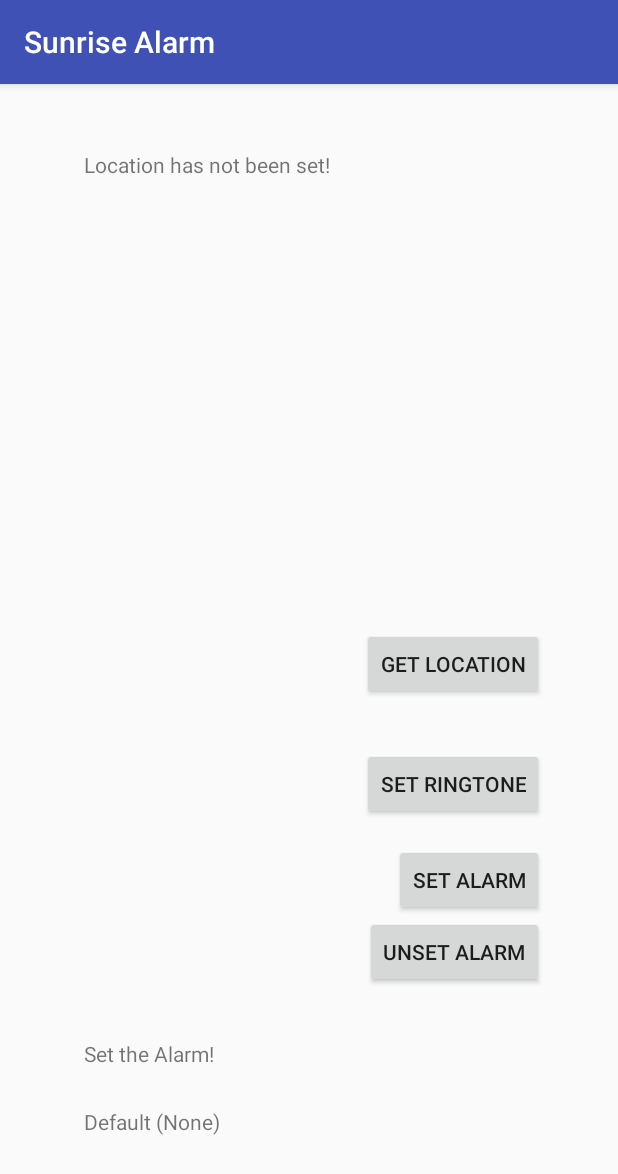
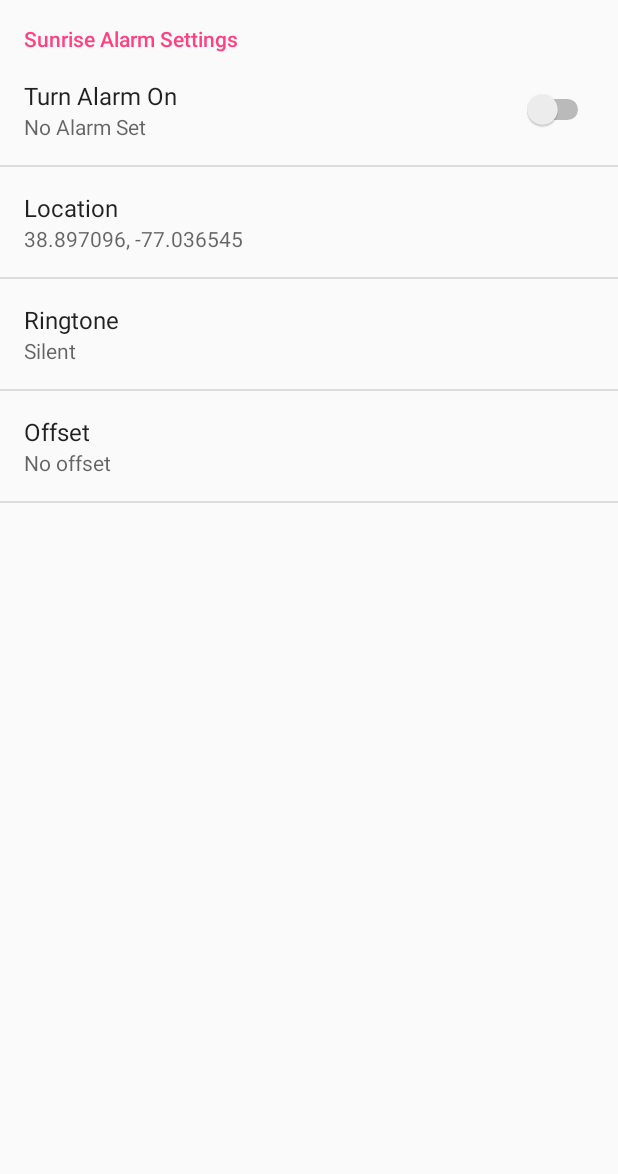
Before and after one commit to stephenwashington/sunrisealarm, an Android app: the screen it shows after launch (MainActivity), on a phone screen of 412 x 824 dp. Shown: the top 1174 px of the screen. Run offline under Robolectric (Android 15) with nearby library versions, the phone set to English and light mode, and no system bars.

Commit message:
Changed UI to PreferenceActivity-based, re-added most actions from old UI

```diff
--- a/app/src/main/java/com/minervaheavyindustries/sunrisealarm/MainActivity.java
+++ b/app/src/main/java/com/minervaheavyindustries/sunrisealarm/MainActivity.java
@@ -1,201 +1,170 @@
 package com.minervaheavyindustries.sunrisealarm;
 
-import android.Manifest;
 import android.app.AlarmManager;
 import android.app.PendingIntent;
-import android.content.Context;
 import android.content.Intent;
-import android.content.pm.PackageManager;
-import android.location.Location;
+import android.content.SharedPreferences;
 import android.media.Ringtone;
 import android.media.RingtoneManager;
 import android.net.Uri;
-import android.support.annotation.NonNull;
-import android.support.v4.app.ActivityCompat;
-import android.support.v7.app.AppCompatActivity;
 import android.os.Bundle;
+import android.preference.PreferenceActivity;
+import android.preference.PreferenceFragment;
+import android.preference.PreferenceManager;
+import android.preference.RingtonePreference;
+import android.preference.SwitchPreference;
 import android.util.Log;
-import android.view.View;
-import android.widget.Button;
-import android.widget.TextView;
 
 import java.util.Calendar;
-import android.support.design.widget.Snackbar;
 
-public class MainActivity extends AppCompatActivity {
+/*TODO:
+- Add parser for manual location input, show toast if error isn't right format (lat.DD, long.DD)
+- Fix bug where editing text, then hitting okay doesn't actually save the edits
+- Fix bug where getting location for non-UTC timezones skips ahead two weeks
+- Add toasts for all preferences to increase user's awareness of what's happening
+*/
+public class MainActivity extends PreferenceActivity {
 
-    AlarmManager alarmManager;
-    TextView alarmStatus;
-    TextView ringtoneText;
-    TextView locationText;
-    Context context;
-    Intent intent;
-    PendingIntent pendingIntent;
-    Location location;
-    private View mLayout;
-
-    private static final int COARSE_LOCATION = 0;
-    private static final int FINE_LOCATION = 1;
+    private static Intent intent;
+    private static AlarmManager alarmManager;
+    private static PendingIntent pendingIntent;
 
     @Override
-    protected void onCreate(Bundle savedInstanceState) {
+    protected void onCreate(Bundle savedInstanceState){
         super.onCreate(savedInstanceState);
-        setContentView(R.layout.activity_main);
-        this.context = this;
+        getFragmentManager().beginTransaction().replace(android.R.id.content, new PrefsFragment()).commit();
+        intent = new Intent(this, AlarmReceiver.class);
+        alarmManager = (AlarmManager)getSystemService(ALARM_SERVICE);
 
-        intent = new Intent(this.context, AlarmReceiver.class);
-        alarmManager = (AlarmManager)getSystemService(ALARM_SERVICE);
-        alarmStatus = (TextView)findViewById(R.id.alarm_status);
-        ringtoneText = (TextView)findViewById(R.id.ringtone_setting);
-        locationText = (TextView)findViewById(R.id.location_text);
-        location = LocationUtilities.getLocation(context);
-        if (location != null){
-            setLocationText(String.valueOf(location.getLatitude()) + ", " + String.valueOf(location.getLongitude()));
-        } else {
-            Log.d("MainActivity", "Location is null!");
     }
 
-        Uri uri = RingtoneManager.getDefaultUri(RingtoneManager.TYPE_ALARM);
-        Ringtone r = RingtoneManager.getRingtone(getApplicationContext(), uri);
-        intent.putExtra("ringtone", uri.toString());
-        setRingtoneText(r.getTitle(getApplicationContext()));
+    public static class PrefsFragment extends PreferenceFragment implements SharedPreferences.OnSharedPreferenceChangeListener {
 
-        Button setAlarm = (Button)findViewById(R.id.set_alarm);
-        Button unsetAlarm = (Button)findViewById(R.id.unset_alarm);
-        Button setAlarmSound = (Button)findViewById(R.id.set_alarm_sound);
-        Button getLocationButton = (Button)findViewById(R.id.get_location_button);
+        @Override
+        public void onCreate(Bundle savedInstanceState){
+            Log.d("MainActivity", "onCreate");
+            super.onCreate(savedInstanceState);
+            PreferenceManager.setDefaultValues(getActivity(), R.xml.preferences, false);
+            addPreferencesFromResource(R.xml.preferences);
+            updateAllSummaries();
+        }
 
+        @Override
+        public void onResume() {
+            super.onResume();
+            Log.d("MainActivity", "onResume");
+            updateAllSummaries();
+            getPreferenceManager().getSharedPreferences().registerOnSharedPreferenceChangeListener(this);
+        }
 
-        setAlarm.setOnClickListener(new View.OnClickListener(){
         @Override
-            public void onClick(View v){
-                Calendar calendar = Calendar.getInstance();
-                calendar.add(Calendar.SECOND, 5);
-                setAlarmStatus("Alarm set for " + String.valueOf(calendar.getTime()));
-                pendingIntent = PendingIntent.getBroadcast(MainActivity.this, 0, intent, PendingIntent.FLAG_UPDATE_CURRENT);
-                alarmManager.set(AlarmManager.RTC_WAKEUP, calendar.getTimeInMillis(), pendingIntent);
+        public void onPause() {
+            getPreferenceManager().getSharedPreferences().unregisterOnSharedPreferenceChangeListener(this);
+            super.onPause();
         }
-        });
 
-        unsetAlarm.setOnClickListener(new View.OnClickListener(){
-            @Override
-            public void onClick(View v){
-                alarmManager.cancel(pendingIntent);
-                setAlarmStatus("Alarm off!");
-            }
-        });
-
-        setAlarmSound.setOnClickListener(new View.OnClickListener(){
-            @Override
-            public void onClick(View v){
-                Intent intent2 = new Intent(RingtoneManager.ACTION_RINGTONE_PICKER);
-                intent2.putExtra(RingtoneManager.EXTRA_RINGTONE_TITLE, "Select Alarm Ringtone");
-                intent2.putExtra(RingtoneManager.EXTRA_RINGTONE_SHOW_SILENT, false);
-                intent2.putExtra(RingtoneManager.EXTRA_RINGTONE_SHOW_DEFAULT, true);
-                intent2.putExtra(RingtoneManager.EXTRA_RINGTONE_TYPE,RingtoneManager.TYPE_ALARM);
-                startActivityForResult(intent2, 999);
-            }
-        });
-
-        getLocationButton.setOnClickListener(new View.OnClickListener(){
-            @Override
-            public void onClick(View v){
-                if (ActivityCompat.checkSelfPermission(getApplicationContext(), Manifest.permission.ACCESS_COARSE_LOCATION) != PackageManager.PERMISSION_GRANTED){
-                    requestCoarseLocationPermission();
-                } else if (ActivityCompat.checkSelfPermission(getApplicationContext(), Manifest.permission.ACCESS_FINE_LOCATION) != PackageManager.PERMISSION_GRANTED){
-                    requestFineLocationPermission();
-                } else{
-                    Log.d("MainActivity","Location permissions granted");
-                    location = LocationUtilities.getLocation(getApplicationContext());
-                    if (location == null){
-                        Log.d("MainActivity", "location came back null!");
-                    } else {
-                        setLocationText(String.valueOf(location.getLatitude()) + ", " + String.valueOf(location.getLongitude()));
+        public void updateAllSummaries(){
+            updateSummary("ringtone");
+            updateSummary("offset");
+            updateSummary("location");
         }
 
 
-                }
-            }
-        });
-    }
-
-    private void setLocationText(String s){
-        locationText.setText(s);
-        Log.d("MainActivity", s);
-    }
-
-    private void setAlarmStatus(String s) {
-        alarmStatus.setText(s);
-        Log.d("MainActivity", s);
-    }
-
-    private void setRingtoneText(String s) {
-        ringtoneText.setText(s);
-        Log.d("MainActivity", s);
-    }
-
-    private void requestCoarseLocationPermission(){
-        Log.d("MainActivity","Coarse Location Permission has not been granted. Requesting permission...");
-        if (ActivityCompat.shouldShowRequestPermissionRationale(this, Manifest.permission.ACCESS_COARSE_LOCATION)){
-            Snackbar.make(mLayout, "Sunrise Alarm needs your location to calculate the sunrise", Snackbar.LENGTH_INDEFINITE)
-                    .setAction("Okay", new View.OnClickListener(){
-                        @Override
-                        public void onClick(View v){
-                            ActivityCompat.requestPermissions(MainActivity.this, new String[]{Manifest.permission.ACCESS_COARSE_LOCATION}, COARSE_LOCATION);
-                        }
-                    }).show();
-        } else{
-            ActivityCompat.requestPermissions(MainActivity.this, new String[]{Manifest.permission.ACCESS_COARSE_LOCATION}, COARSE_LOCATION);
+        public void onSharedPreferenceChanged(SharedPreferences sharedPreferences, String key){
+            Log.d("MainActivity", "SharedPreferenceChanged!");
+            if (key.equals("ringtone")){
+                updateSummary("ringtone");
+            } else if (key.equals("offset")){
+                updateSummary("offset");
+            } else if (key.equals("location")){
+                updateSummary("location");
+            } else if (key.equals("alarm")){
+                updateSummary("alarm");
             }
         }
 
-    private void requestFineLocationPermission(){
-        Log.d("MainActivity", "Fine Location Permission has not been granted. Requesting permission...");
-        if (ActivityCompat.shouldShowRequestPermissionRationale(this, Manifest.permission.ACCESS_FINE_LOCATION)){
-            Snackbar.make(mLayout, "Sunrise Alarm needs your location to calculate the sunrise", Snackbar.LENGTH_INDEFINITE)
-                    .setAction("Okay", new View.OnClickListener(){
-                        @Override
-                        public void onClick(View v){
-                            ActivityCompat.requestPermissions(MainActivity.this, new String[]{Manifest.permission.ACCESS_FINE_LOCATION}, FINE_LOCATION);
-                        }
-                    }).show();
-        } else{
-            ActivityCompat.requestPermissions(MainActivity.this, new String[]{Manifest.permission.ACCESS_FINE_LOCATION}, FINE_LOCATION);
-        }
+        public void updateSummary(String key){
+            SharedPreferences sp = getPreferenceManager().getSharedPreferences();
+            Log.d("MainActivity", key);
+
+            if (key.equals("alarm")){
+                SwitchPreference switchPreference = (SwitchPreference)findPreference("alarm");
+                boolean alarmStatus = sp.getBoolean("alarm", false);
+                if (alarmStatus){
+                    // set the alarm sound
+                    String ringtonePref = sp.getString("ringtone", "");
+                    Uri ringtoneUri = Uri.parse(ringtonePref);
+                    intent.putExtra("ringtone", ringtoneUri.toString());
+
+                    //Set the alarm time
+                    Calendar now = Calendar.getInstance();
+                    LocationPreference lp = (LocationPreference)findPreference("location");
+                    String location = PreferenceManager.getDefaultSharedPreferences(this.getActivity()).getString("location", "38.897096, -77.036545");
+                    String[] latlong = location.split(",");
+                    double latitude = Double.valueOf(latlong[0].replaceAll("\\s+",""));
+                    double longitude = Double.valueOf(latlong[1].replaceAll("\\s+",""));
+                    Calendar sunriseUTC = SunriseCalculator.getSunrise(latitude, longitude, now);
+
+                    // Localize, set offset
+                    Calendar sunriseLocal = Calendar.getInstance();
+                    sunriseLocal.setTimeInMillis(sunriseUTC.getTimeInMillis());
+                    int sunriseOffset = PreferenceManager.getDefaultSharedPreferences(this.getActivity()).getInt("offset", 60) - 60;
+                    sunriseLocal.add(Calendar.MINUTE, sunriseOffset);
+
+                    // Set the alarm itself
+                    pendingIntent = PendingIntent.getBroadcast(getActivity(), 0, intent, PendingIntent.FLAG_UPDATE_CURRENT);
+                    alarmManager.set(AlarmManager.RTC_WAKEUP, sunriseLocal.getTimeInMillis(), pendingIntent);
+
+                    // Update Preference Summary
+                    switchPreference.setSummary(sunriseLocal.getTime().toString());
+                } else {
+                    alarmManager.cancel(pendingIntent);
                 }
 
-    public void onRequestPermissionResult(int requestCode, @NonNull String[] permissions, @NonNull int[] grantResults){
-        if (requestCode == FINE_LOCATION){
-            Log.d("MainActivity", "Recieved response for fine location");
-            if (grantResults.length == 1 && grantResults[0] == PackageManager.PERMISSION_GRANTED){
-                Log.d("MainActivity", "Permission granted for fine location");
-                Snackbar.make(mLayout, "Permission granted for fine location", Snackbar.LENGTH_SHORT).show();
+            }
+            if (key.equals("ringtone")){
+                String ringtonePref = sp.getString("ringtone", "");
+                RingtonePreference rp = (RingtonePreference)findPreference("ringtone");
+
+                if (ringtonePref != ""){
+                    Uri ringtoneUri = Uri.parse(ringtonePref);
+                    Ringtone ringtone = RingtoneManager.getRingtone(getActivity(), ringtoneUri);
+                    String ringtoneName = ringtone.getTitle(getActivity());
+                    rp.setSummary(ringtoneName);
                 } else {
-                Log.d("MainActivity", "Permission denied for fine location");
-                Snackbar.make(mLayout, "Permission denied for fine location", Snackbar.LENGTH_SHORT).show();
-            }
-        } else if (requestCode == COARSE_LOCATION){
-            Log.d("MainActivity", "Received response for coarse location");
-            if (grantResults.length == 1 && grantResults[0] == PackageManager.PERMISSION_GRANTED){
-                Log.d("MainActivity", "Permission granted for coarse location");
-                Snackbar.make(mLayout, "Permission granted for coarse location", Snackbar.LENGTH_SHORT).show();
-            } else {
-                Log.d("MainActivity", "Permission denied for coarse location");
-                Snackbar.make(mLayout, "Permission denied for coarse location", Snackbar.LENGTH_SHORT).show();
-            }
-        } else{
-            super.onRequestPermissionsResult(requestCode, permissions, grantResults);
-        }
+                    rp.setSummary("Silent");
                 }
 
-    @Override
-    protected void onActivityResult(int requestCode, int resultCode, Intent data) {
-        super.onActivityResult(requestCode, resultCode, data);
-        if (resultCode == RESULT_OK) {
-            Uri uri = (Uri)data.getExtras().get(RingtoneManager.EXTRA_RINGTONE_PICKED_URI);
-            Ringtone r = RingtoneManager.getRingtone(getApplicationContext(), uri);
-            intent.putExtra("ringtone", uri.toString());
-            setRingtoneText(r.getTitle(getApplicationContext()));
             }
+            if (key.equals("offset")){
+                SeekBarPreference sbp = (SeekBarPreference)findPreference("offset");
+                int sunriseOffset = PreferenceManager.getDefaultSharedPreferences(this.getActivity()).getInt("offset", 60) - 60;
+                String offsetSummaryMessage;
+                String minute = "minutes";
+
+                if (sunriseOffset == 1 || sunriseOffset == -1) minute = "minute";
+                if (sunriseOffset == 0){
+                    offsetSummaryMessage = "No offset";
+                } else if (sunriseOffset > 0){
+                    offsetSummaryMessage = String.valueOf(sunriseOffset) + " " + minute + " after sunrise";
+                } else {
+                    offsetSummaryMessage = String.valueOf(-sunriseOffset) + " " + minute + " before sunrise";
                 }
+                sbp.setSummary(offsetSummaryMessage);
+
             }
+
+            if (key.equals("location")){
+                LocationPreference lp = (LocationPreference)findPreference("location");
+                String location = PreferenceManager.getDefaultSharedPreferences(this.getActivity()).getString("location", "38.897096, -77.036545");
+                Log.d("MainActivity", location);
+                lp.setSummary(location);
+            }
+
+        }
+
+    }
+
+
+
+}
--- a/app/src/main/res/layout/activity_main.xml
+++ b/app/src/main/res/layout/activity_main.xml
@@ -1,87 +1,6 @@
 <?xml version="1.0" encoding="utf-8"?>
 <RelativeLayout xmlns:android="http://schemas.android.com/apk/res/android"
-    xmlns:tools="http://schemas.android.com/tools"
-    android:id="@+id/activity_main"
     android:layout_width="match_parent"
-    android:layout_height="match_parent"
-    android:paddingBottom="@dimen/activity_vertical_margin"
-    android:paddingLeft="@dimen/activity_horizontal_margin"
-    android:paddingRight="@dimen/activity_horizontal_margin"
-    android:paddingTop="@dimen/activity_vertical_margin"
-    tools:context="com.minervaheavyindustries.sunrisealarm.MainActivity">
-
-    <TextView
-        android:text="Set the Alarm!"
-        android:layout_width="wrap_content"
-        android:layout_height="wrap_content"
-        android:id="@+id/alarm_status"
-        android:gravity="bottom"
-        android:layout_alignParentBottom="true"
-        android:layout_alignParentLeft="true"
-        android:layout_alignParentStart="true"
-        android:layout_marginLeft="40dp"
-        android:layout_marginStart="40dp"
-        android:layout_marginBottom="96dp" />
-
-    <Button
-        android:text="Unset Alarm"
-        android:layout_width="wrap_content"
-        android:layout_height="wrap_content"
-        android:layout_marginRight="33dp"
-        android:layout_marginEnd="33dp"
-        android:id="@+id/unset_alarm"
-        android:layout_above="@+id/alarm_status"
-        android:layout_alignParentRight="true"
-        android:layout_alignParentEnd="true"
-        android:layout_marginBottom="34dp" />
-
-    <Button
-        android:text="Set Alarm"
-        android:layout_width="wrap_content"
-        android:layout_height="wrap_content"
-        android:id="@+id/set_alarm"
-        android:layout_above="@+id/unset_alarm"
-        android:layout_alignRight="@+id/unset_alarm"
-        android:layout_alignEnd="@+id/unset_alarm" />
-
-    <TextView
-        android:text="Ringtone: "
-        android:layout_width="wrap_content"
-        android:layout_height="wrap_content"
-        android:layout_alignTop="@+id/alarm_status"
-        android:layout_alignLeft="@+id/alarm_status"
-        android:layout_alignStart="@+id/alarm_status"
-        android:layout_marginTop="45dp"
-        android:id="@+id/ringtone_setting" />
-
-    <Button
-        android:text="Set Ringtone"
-        android:layout_width="wrap_content"
-        android:layout_height="wrap_content"
-        android:layout_above="@+id/set_alarm"
-        android:layout_alignRight="@+id/set_alarm"
-        android:layout_alignEnd="@+id/set_alarm"
-        android:layout_marginBottom="16dp"
-        android:id="@+id/set_alarm_sound" />
-
-    <Button
-        android:text="Get Location"
-        android:layout_width="wrap_content"
-        android:layout_height="wrap_content"
-        android:layout_above="@+id/set_alarm_sound"
-        android:layout_alignRight="@+id/set_alarm_sound"
-        android:layout_alignEnd="@+id/set_alarm_sound"
-        android:layout_marginBottom="32dp"
-        android:id="@+id/get_location_button" />
-
-    <TextView
-        android:text="Location has not been set!"
-        android:layout_width="wrap_content"
-        android:layout_height="wrap_content"
-        android:layout_alignParentTop="true"
-        android:layout_alignLeft="@+id/alarm_status"
-        android:layout_alignStart="@+id/alarm_status"
-        android:layout_marginTop="28dp"
-        android:id="@+id/location_text" />
+    android:layout_height="match_parent">
 
 </RelativeLayout>
--- /dev/null
+++ b/app/src/main/res/xml/preferences.xml
@@ -0,0 +1,38 @@
+<?xml version="1.0" encoding="utf-8"?>
+<PreferenceScreen xmlns:android="http://schemas.android.com/apk/res/android">
+    <PreferenceCategory android:title="Sunrise Alarm Settings">
+        <SwitchPreference
+            android:defaultValue="false"
+            android:title="Turn Alarm On"
+            android:key="alarm"
+            android:summaryOff="No Alarm Set"
+            android:layout_width="match_parent"
+            android:layout_height="match_parent" />
+
+        <com.minervaheavyindustries.sunrisealarm.LocationPreference
+            android:key="location"
+            android:title="Location"
+            android:defaultValue="38.897096, -77.036545"
+            android:summary="Tap to set the app's location" />
+
+
+        <RingtonePreference
+            android:key="ringtone"
+            android:showDefault="true"
+            android:showSilent="true"
+            android:summary="Pick a ringtone"
+            android:title="Ringtone"
+            android:layout_width="match_parent"
+            android:layout_height="wrap_content" />
+
+        <com.minervaheavyindustries.sunrisealarm.SeekBarPreference
+            android:key="offset"
+            android:title="Offset"
+            android:defaultValue="60"
+            android:summary="Tap to set the alarm offset"/>
+    </PreferenceCategory>
+
+
+
+
+</PreferenceScreen>
```
Also changed, not shown: app/src/main/java/com/minervaheavyindustries/sunrisealarm/LocationPreference.java (added, +129 -0 lines), app/src/main/java/com/minervaheavyindustries/sunrisealarm/SeekBarPreference.java (added, +106 -0 lines), app/src/main/res/layout/activity_main_backup.xml (added, +37 -0 lines), 1 other file. Lines whose indentation alone changed are shown as unchanged.
